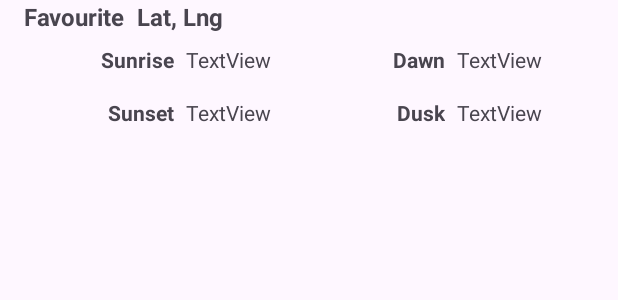
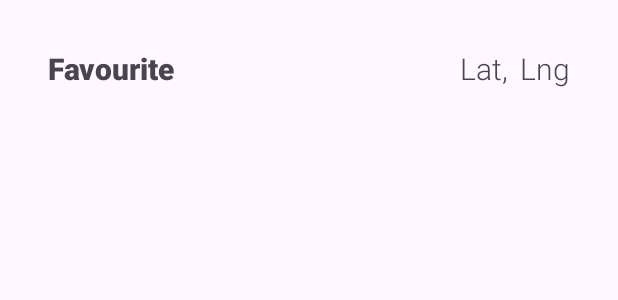
Before and after one commit to shiv0shakti/DemoStore, an Android app: the layout sunset_fav_item.xml on its own in the app's theme, with its tools: preview values and no code run, on a phone screen of 412 x 824 dp. Shown: the top 300 px of the screen. Run offline under Robolectric (Android 15) with nearby library versions, the phone set to English and light mode, and no system bars.

Commit message:
performed new api request with favourite, adjusted way viewmodel saves data, layout adjustments, etc.

```diff
--- a/app/src/main/res/layout/activity_sun.xml
+++ b/app/src/main/res/layout/activity_sun.xml
@@ -90,7 +90,7 @@
 
             <androidx.recyclerview.widget.RecyclerView
                 android:id="@+id/sunsetFavsRecyclerView"
-                android:layout_width="409dp"
+                android:layout_width="0dp"
                 android:layout_height="0dp"
                 android:layout_marginTop="32dp"
                 app:layout_constraintBottom_toBottomOf="parent"
--- a/app/src/main/res/layout/sunset_fav_item.xml
+++ b/app/src/main/res/layout/sunset_fav_item.xml
@@ -5,147 +5,69 @@
     xmlns:tools="http://schemas.android.com/tools"
     android:layout_width="match_parent"
     android:layout_height="match_parent"
-    android:orientation="vertical">
+    android:orientation="horizontal" >
 
     <androidx.constraintlayout.widget.ConstraintLayout
         android:layout_width="match_parent"
-        android:layout_height="wrap_content"
-        >
-
-        <TextView
-            android:id="@+id/sunsetFavSunriseLabel"
-            android:layout_width="100dp"
-            android:layout_height="wrap_content"
-            android:layout_marginStart="16dp"
-            android:layout_marginTop="8dp"
-            android:text="@string/sunset_sunsrise_label"
-            android:textAlignment="textEnd"
-            android:textStyle="bold"
-            app:layout_constraintStart_toStartOf="parent"
-            app:layout_constraintTop_toBottomOf="@+id/sunsetPosSunriseLabel" />
-
-        <TextView
-            android:id="@+id/sunsetFavSunsetLabel"
-            android:layout_width="100dp"
-            android:layout_height="wrap_content"
-            android:layout_marginStart="16dp"
-            android:layout_marginTop="16dp"
-            android:text="@string/sunset_sunset_label"
-            android:textAlignment="textEnd"
-            android:textStyle="bold"
-            app:layout_constraintStart_toStartOf="parent"
-            app:layout_constraintTop_toBottomOf="@+id/sunsetFavSunriseLabel" />
-
-        <TextView
-            android:id="@+id/sunsetFavDawnLabel"
-            android:layout_width="100dp"
-            android:layout_height="wrap_content"
-            android:layout_marginStart="16dp"
-            android:layout_marginTop="8dp"
-            android:text="@string/sunset_dawn_label"
-            android:textAlignment="textEnd"
-            android:textStyle="bold"
-            app:layout_constraintStart_toEndOf="@+id/sunsetFavSunriseValue"
-            app:layout_constraintTop_toBottomOf="@+id/sunsetPosSunriseLabel" />
-
-        <TextView
-            android:id="@+id/sunsetFavDuskLabel"
-            android:layout_width="100dp"
-            android:layout_height="wrap_content"
-            android:layout_marginStart="16dp"
-            android:layout_marginTop="16dp"
-            android:layout_marginBottom="32dp"
-            android:text="@string/sunset_dusk_label"
-            android:textAlignment="textEnd"
-            android:textStyle="bold"
-            app:layout_constraintBottom_toBottomOf="parent"
-            app:layout_constraintStart_toEndOf="@+id/sunsetFavSunsetValue"
-            app:layout_constraintTop_toBottomOf="@+id/sunsetFavDawnLabel" />
-
-        <TextView
-            android:id="@+id/sunsetFavSunriseValue"
-            android:layout_width="wrap_content"
-            android:layout_height="wrap_content"
-            android:layout_marginStart="8dp"
-            android:layout_marginTop="8dp"
-            android:text="TextView"
-            app:layout_constraintStart_toEndOf="@+id/sunsetFavSunriseLabel"
-            app:layout_constraintTop_toBottomOf="@+id/sunsetPosSunriseLabel" />
-
-        <TextView
-            android:id="@+id/sunsetFavSunsetValue"
-            android:layout_width="wrap_content"
-            android:layout_height="wrap_content"
-            android:layout_marginStart="8dp"
-            android:layout_marginTop="16dp"
-            android:text="TextView"
-            app:layout_constraintStart_toEndOf="@+id/sunsetFavSunsetLabel"
-            app:layout_constraintTop_toBottomOf="@+id/sunsetFavSunriseValue" />
-
-        <TextView
-            android:id="@+id/sunsetFavDawnValue"
-            android:layout_width="wrap_content"
-            android:layout_height="wrap_content"
-            android:layout_marginStart="8dp"
-            android:layout_marginTop="8dp"
-            android:text="TextView"
-            app:layout_constraintStart_toEndOf="@+id/sunsetFavDawnLabel"
-            app:layout_constraintTop_toBottomOf="@+id/sunsetPosSunriseLabel" />
-
-        <TextView
-            android:id="@+id/sunsetFavDuskValue"
-            android:layout_width="wrap_content"
-            android:layout_height="wrap_content"
-            android:layout_marginStart="8dp"
-            android:layout_marginTop="16dp"
-            android:layout_marginBottom="32dp"
-            android:text="TextView"
-            app:layout_constraintBottom_toBottomOf="parent"
-            app:layout_constraintStart_toEndOf="@+id/sunsetFavDuskLabel"
-            app:layout_constraintTop_toBottomOf="@+id/sunsetFavDawnValue"
-            app:layout_constraintVertical_bias="1.0" />
+        android:layout_height="wrap_content">
 
         <TextView
             android:id="@+id/sunsetPosSunriseLabel"
             android:layout_width="wrap_content"
             android:layout_height="wrap_content"
-            android:layout_marginStart="16dp"
+            android:layout_marginStart="32dp"
+            android:layout_marginTop="32dp"
+            android:layout_marginEnd="32dp"
+            android:layout_marginBottom="32dp"
+            android:fontFamily="sans-serif-black"
             android:text="@string/sunset_fav_title"
-            android:textSize="16sp"
-            android:textStyle="bold"
+            android:textSize="20sp"
+            app:layout_constraintBottom_toBottomOf="parent"
+            app:layout_constraintEnd_toStartOf="@+id/sunsetFavTitleLat"
+            app:layout_constraintHorizontal_bias="0.0"
             app:layout_constraintStart_toStartOf="parent"
-            app:layout_constraintTop_toTopOf="parent" />
+            app:layout_constraintTop_toTopOf="parent"
+            app:layout_constraintVertical_bias="1.0" />
 
         <TextView
             android:id="@+id/sunsetFavTitleLat"
             android:layout_width="wrap_content"
             android:layout_height="wrap_content"
-            android:layout_marginStart="8dp"
+            android:layout_marginTop="32dp"
+            android:layout_marginBottom="32dp"
+            android:fontFamily="sans-serif-light"
             android:text="@string/sunset_lat_detail_value"
-            android:textSize="16sp"
-            android:textStyle="bold"
-            app:layout_constraintStart_toEndOf="@+id/sunsetPosSunriseLabel"
+            android:textSize="20sp"
+            app:layout_constraintBottom_toBottomOf="parent"
+            app:layout_constraintEnd_toStartOf="@+id/sunsetFavTitleComma"
             app:layout_constraintTop_toTopOf="parent" />
 
         <TextView
             android:id="@+id/sunsetFavTitleComma"
             android:layout_width="wrap_content"
             android:layout_height="wrap_content"
+            android:layout_marginTop="32dp"
+            android:layout_marginEnd="8dp"
+            android:layout_marginBottom="32dp"
+            android:fontFamily="sans-serif-light"
             android:text="@string/sunset_comma"
-            android:textSize="16sp"
-            android:textStyle="bold"
-            app:layout_constraintStart_toEndOf="@+id/sunsetFavTitleLat"
+            android:textSize="20sp"
+            app:layout_constraintBottom_toBottomOf="parent"
+            app:layout_constraintEnd_toStartOf="@+id/sunsetFavTitleLng"
             app:layout_constraintTop_toTopOf="parent" />
 
         <TextView
             android:id="@+id/sunsetFavTitleLng"
             android:layout_width="wrap_content"
             android:layout_height="wrap_content"
-            android:layout_marginStart="8dp"
+            android:layout_marginTop="32dp"
+            android:layout_marginEnd="32dp"
+            android:layout_marginBottom="32dp"
+            android:fontFamily="sans-serif-light"
             android:text="@string/sunset_lng_detail_value"
-            android:textSize="16sp"
-            android:textStyle="bold"
-            app:layout_constraintStart_toEndOf="@+id/sunsetFavTitleLat"
+            android:textSize="20sp"
+            app:layout_constraintBottom_toBottomOf="parent"
+            app:layout_constraintEnd_toEndOf="parent"
             app:layout_constraintTop_toTopOf="parent" />
 
 
--- a/app/src/main/res/values/colors.xml
+++ b/app/src/main/res/values/colors.xml
@@ -2,4 +2,5 @@
 <resources>
     <color name="black">#FF000000</color>
     <color name="white">#FFFFFFFF</color>
+    <color name="sunset_highlight">#FFD0B3</color>
 </resources>
--- a/app/src/main/res/values/strings_sunset.xml
+++ b/app/src/main/res/values/strings_sunset.xml
@@ -40,7 +40,7 @@
     <string name="sunset_golden_hour_value">Golden Hour Goes Here</string>
     <string name="sunset_day_length_value">Day Length Goes Here</string>
 
-    <string name="sunset_help_main">Enter a latitude and longitude and search to see sunset and sunrise data in a fragment. Press the favourite button to add to the favourite list, and press delete to remove the item from favourites.</string>
+    <string name="sunset_help_main">Enter a latitude and longitude and search to see sunset and sunrise details. Press the favourite button in the details screen to save a favourite location. Use the delete button in the toolbar to delete a favourite item. </string>
     <string name="sunset_ok">OK</string>
     <string name="sunset_del_fav_msg">Do you want to delete Favourite #</string>
     <string name="sunset_del_fav_title">Delete Favourite</string>
@@ -51,4 +51,5 @@
     <string name="sunset_delete">Delete</string>
     <string name="sunset_error">Something went wrong.</string>
     <string name="sunset_http_error">Can\'t make request</string>
+    <string name="sunset_no_search_terms">Please enter a Latitude and Longitude</string>
 </resources>
```
Also changed, not shown: app/src/main/java/algonquin/cst2335/demostore/data/SunsetApiData.java (added, +117 -0 lines), app/src/main/java/algonquin/cst2335/demostore/data/SunsetData.java (+1 -104 lines), app/src/main/java/algonquin/cst2335/demostore/ui/SunActivity.java (+44 -15 lines), app/src/main/java/algonquin/cst2335/demostore/ui/SunDetailsFragment.java (+6 -4 lines), 1 other file.
